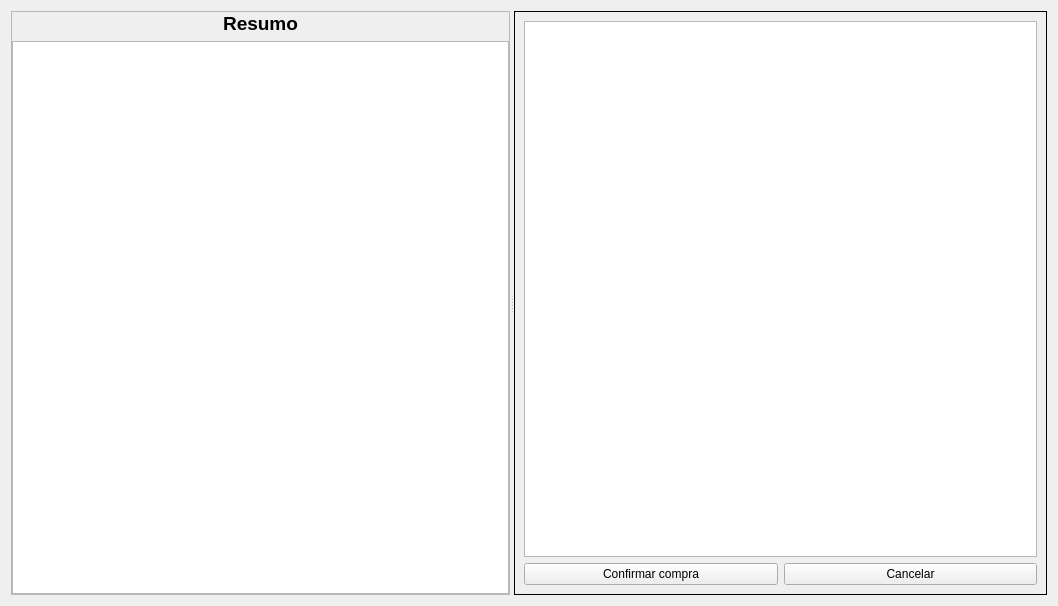
This is ui/widgetcompraconfirmar.ui in darktorres/ERP-STACCATO as Qt 5 draws it before an edit. The edited form follows.
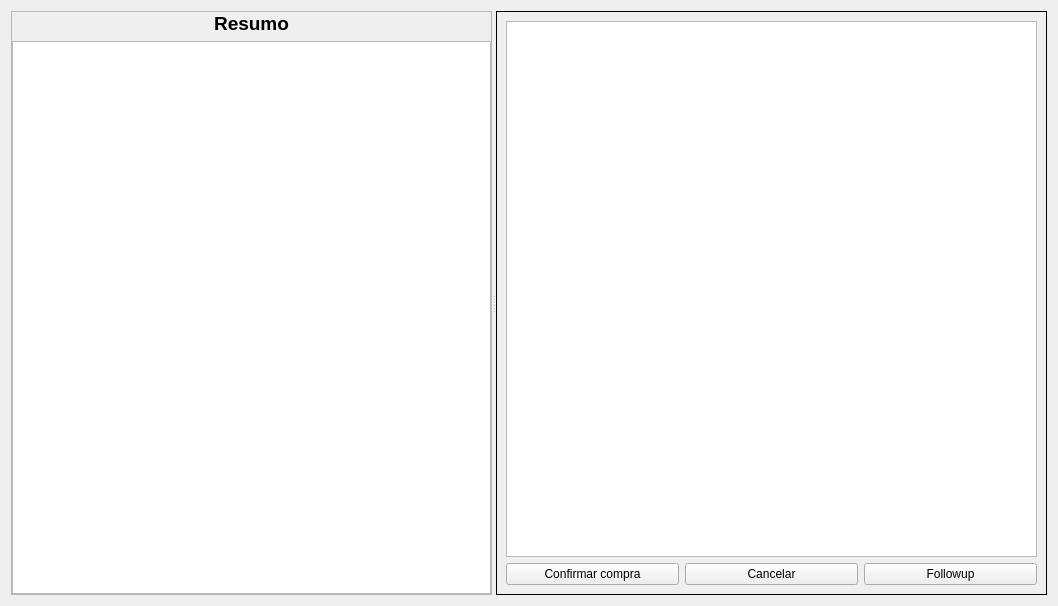
This is the edited form. Custom widgets are drawn as their Qt base class.

Commit message: Adicionado followup em várias telas

What changed in the file:
```diff
--- a/ui/widgetcompraconfirmar.ui
+++ b/ui/widgetcompraconfirmar.ui
@@ -92,7 +92,14 @@
          </property>
         </widget>
        </item>
-       <item row="0" column="0" colspan="2">
+       <item row="1" column="2">
+        <widget class="QPushButton" name="pushButtonFollowup">
+         <property name="text">
+          <string>Followup</string>
+         </property>
+        </widget>
+       </item>
+       <item row="0" column="0" colspan="3">
         <widget class="TableView" name="table">
          <property name="mouseTracking">
           <bool>true</bool>
```
Left out of the diff: 20 changed lines with no effect on the pictures. The commit also changes 40 other files.
